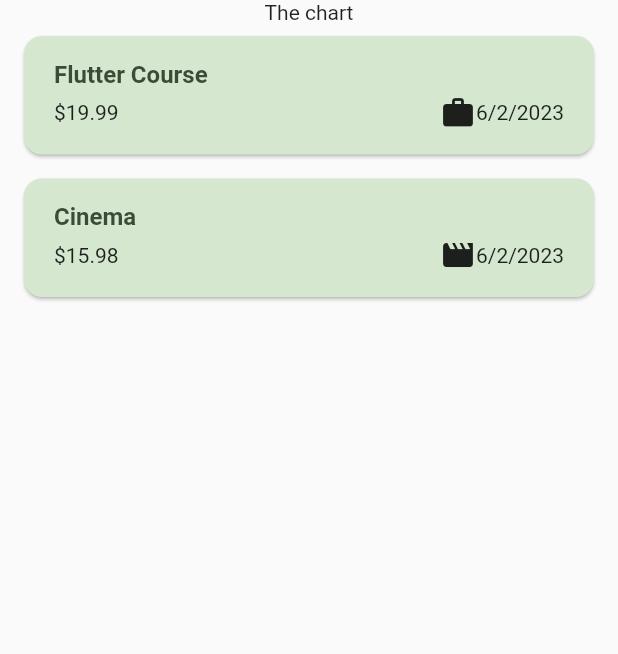
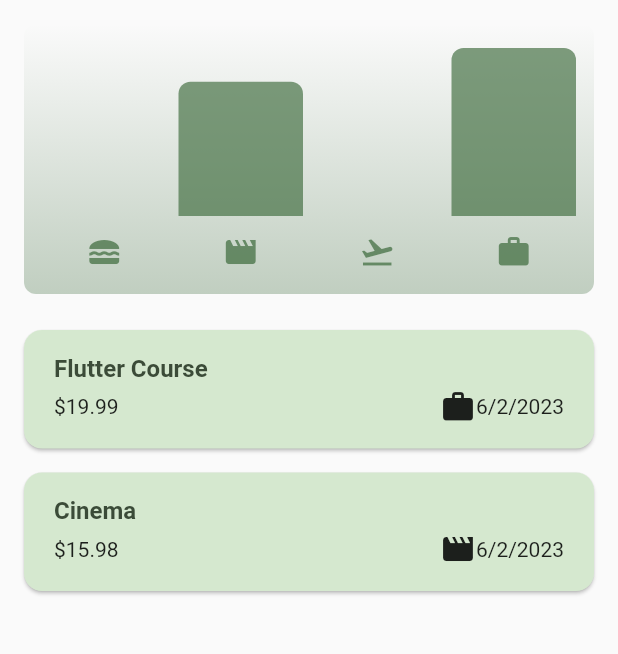
Before and after one commit to galuhbudhiswara/ExpenseTracker, a Flutter app: the screen it shows after launch, on a phone screen of 412 x 824 dp, the part 84-738 px from its top. Run offline on Flutter 3.47's test engine with Material 2 defaults, Android fonts, the phone set to English and light mode, and no system bars.

Commit message:
adding charts widget

```diff
--- /dev/null
+++ b/lib/widgets/chart/chart.dart
@@ -0,0 +1,95 @@
+import 'package:flutter/material.dart';
+
+import 'package:expense_tracker/widgets/chart/chart_bar.dart';
+import 'package:expense_tracker/models/expense.dart';
+
+class Chart extends StatelessWidget {
+  const Chart({super.key, required this.expenses});
+
+  final List<Expense> expenses;
+
+  List<ExpenseBucket> get buckets {
+    return [
+      ExpenseBucket.forCategory(expenses, Category.food),
+      ExpenseBucket.forCategory(expenses, Category.leisure),
+      ExpenseBucket.forCategory(expenses, Category.travel),
+      ExpenseBucket.forCategory(expenses, Category.work),
+    ];
+  }
+
+  double get maxTotalExpense {
+    double maxTotalExpense = 0;
+
+    for (final bucket in buckets) {
+      if (bucket.totalExpenses > maxTotalExpense) {
+        maxTotalExpense = bucket.totalExpenses;
+      }
+    }
+
+    return maxTotalExpense;
+  }
+
+  @override
+  Widget build(BuildContext context) {
+    final isDarkMode =
+        MediaQuery.of(context).platformBrightness == Brightness.dark;
+    return Container(
+      margin: const EdgeInsets.all(16),
+      padding: const EdgeInsets.symmetric(
+        vertical: 16,
+        horizontal: 8,
+      ),
+      width: double.infinity,
+      height: 180,
+      decoration: BoxDecoration(
+        borderRadius: BorderRadius.circular(8),
+        gradient: LinearGradient(
+          colors: [
+            Theme.of(context).colorScheme.primary.withOpacity(0.3),
+            Theme.of(context).colorScheme.primary.withOpacity(0.0)
+          ],
+          begin: Alignment.bottomCenter,
+          end: Alignment.topCenter,
+        ),
+      ),
+      child: Column(
+        children: [
+          Expanded(
+            child: Row(
+              crossAxisAlignment: CrossAxisAlignment.end,
+              children: [
+                for (final bucket in buckets) // alternative to map()
+                  ChartBar(
+                    fill: bucket.totalExpenses == 0
+                        ? 0
+                        : bucket.totalExpenses / maxTotalExpense,
+                  )
+              ],
+            ),
+          ),
+          const SizedBox(height: 12),
+          Row(
+            children: buckets
+                .map(
+                  (bucket) => Expanded(
+                    child: Padding(
+                      padding: const EdgeInsets.symmetric(horizontal: 4),
+                      child: Icon(
+                        CategoryIcons[bucket.category],
+                        color: isDarkMode
+                            ? Theme.of(context).colorScheme.secondary
+                            : Theme.of(context)
+                                .colorScheme
+                                .primary
+                                .withOpacity(0.7),
+                      ),
+                    ),
+                  ),
+                )
+                .toList(),
+          )
+        ],
+      ),
+    );
+  }
+}
--- /dev/null
+++ b/lib/widgets/chart/chart_bar.dart
@@ -0,0 +1,34 @@
+import 'package:flutter/material.dart';
+
+class ChartBar extends StatelessWidget {
+  const ChartBar({
+    super.key,
+    required this.fill,
+  });
+
+  final double fill;
+
+  @override
+  Widget build(BuildContext context) {
+    final isDarkMode =
+        MediaQuery.of(context).platformBrightness == Brightness.dark;
+    return Expanded(
+      child: Padding(
+        padding: const EdgeInsets.symmetric(horizontal: 4),
+        child: FractionallySizedBox(
+          heightFactor: fill,
+          child: DecoratedBox(
+            decoration: BoxDecoration(
+              shape: BoxShape.rectangle,
+              borderRadius:
+                  const BorderRadius.vertical(top: Radius.circular(8)),
+              color: isDarkMode
+                  ? Theme.of(context).colorScheme.secondary
+                  : Theme.of(context).colorScheme.primary.withOpacity(0.65),
+            ),
+          ),
+        ),
+      ),
+    );
+  }
+}
--- a/lib/widgets/expenses.dart
+++ b/lib/widgets/expenses.dart
@@ -1,3 +1,4 @@
+import 'package:expense_tracker/widgets/chart/chart.dart';
 import 'package:expense_tracker/widgets/expenses-list/expenses_list.dart';
 import 'package:expense_tracker/widgets/new_expense.dart';
 import 'package:flutter/material.dart';
@@ -88,7 +89,7 @@ class _ExpensesState extends State<Expenses> {
       ),
       body: Column(
         children: [
-          const Text('The chart'),
+          Chart(expenses: _registeredExpenses),
           Expanded(
             child: mainContent,
           ),
```
